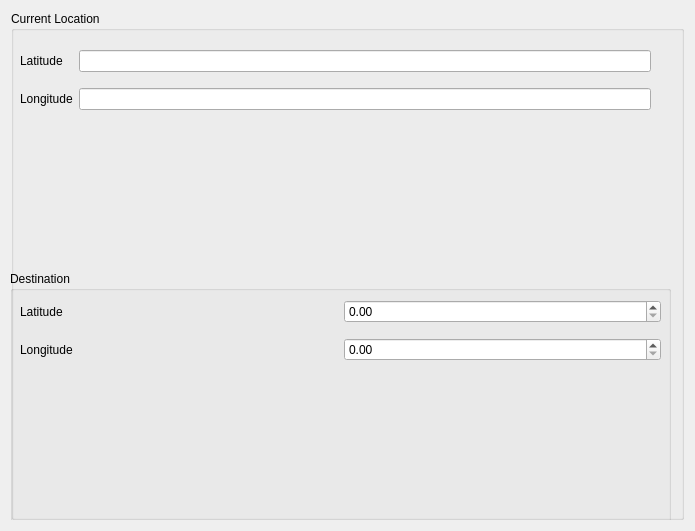
Old version of the form client-dev/lib/cfclient/ui/tabs/GpsTab.ui in the repository djvolz/Self-Navigating-Crazyflie-Quadcopter.
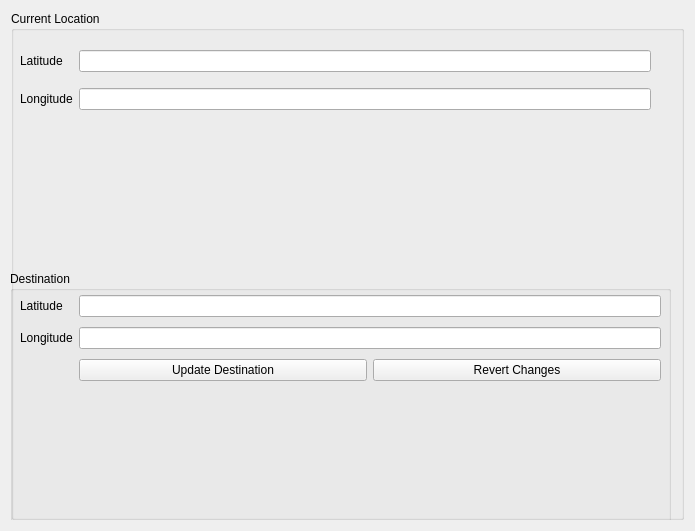
New version of the form.

Commit message: added a push button more cushion for the pushin' haxor haxor haxor haxxxxxx

What changed in the file:
```diff
--- a/client-dev/lib/cfclient/ui/tabs/GpsTab.ui
+++ b/client-dev/lib/cfclient/ui/tabs/GpsTab.ui
@@ -69,7 +69,7 @@
          <x>10</x>
          <y>20</y>
          <width>641</width>
-         <height>81</height>
+         <height>97</height>
         </rect>
        </property>
        <layout class="QGridLayout" name="gridLayout_3">
@@ -88,10 +88,28 @@
          </widget>
         </item>
         <item row="0" column="1">
-         <widget class="QDoubleSpinBox" name="destLat"/>
+         <widget class="QLineEdit" name="destLat"/>
         </item>
         <item row="1" column="1">
-         <widget class="QDoubleSpinBox" name="destLong"/>
+         <widget class="QLineEdit" name="destLong"/>
+        </item>
+        <item row="2" column="1">
+         <layout class="QHBoxLayout" name="horizontalLayout">
+          <item>
+           <widget class="QPushButton" name="updateDest">
+            <property name="text">
+             <string>Update Destination</string>
+            </property>
+           </widget>
+          </item>
+          <item>
+           <widget class="QPushButton" name="revertChanges">
+            <property name="text">
+             <string>Revert Changes</string>
+            </property>
+           </widget>
+          </item>
+         </layout>
         </item>
        </layout>
       </widget>
```
The commit also changes 5 other files.
